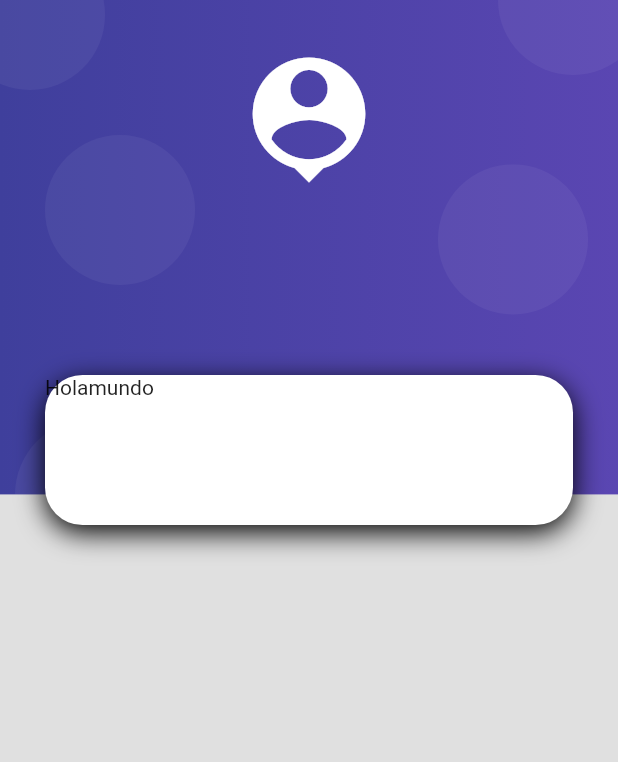
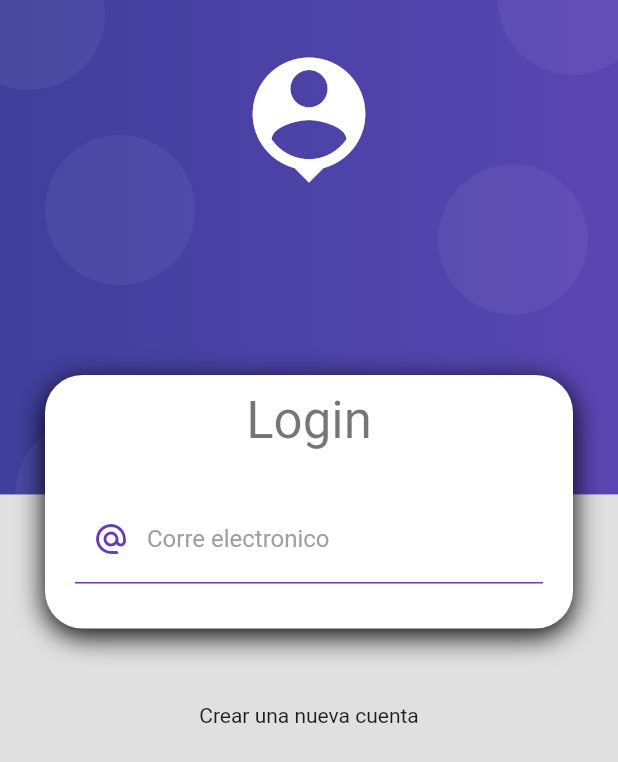
Before and after one commit to EmmanuelBazan/products_app, a Flutter app: the screen it shows after launch, on a phone screen of 412 x 824 dp. Shown: the top 762 px of the screen. Run offline on Flutter 3.47's test engine with Material 2 defaults, Android fonts, the phone set to English and light mode, and no system bars.

Commit message:
Add email input

```diff
--- a/lib/screens/login.dart
+++ b/lib/screens/login.dart
@@ -9,15 +9,70 @@ class LoginScreen extends StatelessWidget {
 
   @override
   Widget build(BuildContext context) {
-    return const Scaffold(
+    return Scaffold(
         body: LoginBackground(
             child: SingleChildScrollView(
       child: Column(children: [
-        SizedBox(
+        const SizedBox(
           height: 250,
         ),
-        CardContainer(child: Text('Holamundo'))
+        CardContainer(
+            child: Column(
+          children: [
+            const SizedBox(
+              height: 10,
+            ),
+            Text('Login', style: Theme.of(context).textTheme.headlineMedium),
+            const SizedBox(
+              height: 30,
+            ),
+            const _LoginForm(),
+            const SizedBox(
+              height: 30,
+            )
+          ],
+        )),
+        const SizedBox(
+          height: 50,
+        ),
+        const Text('Crear una nueva cuenta'),
       ]),
     )));
   }
 }
+
+class _LoginForm extends StatelessWidget {
+  const _LoginForm({super.key});
+
+  @override
+  Widget build(BuildContext context) {
+    return Container(
+      child: Form(
+          child: Column(
+        children: [
+          TextFormField(
+            autocorrect: false,
+            keyboardType: TextInputType.emailAddress,
+            decoration: const InputDecoration(
+                enabledBorder: UnderlineInputBorder(
+                    borderSide: BorderSide(
+                  color: Colors.deepPurple,
+                )),
+                focusedBorder: UnderlineInputBorder(
+                    borderSide: BorderSide(
+                  color: Colors.deepPurple,
+                  width: 2,
+                )),
+                hintText: 'john.doe@gmail.com',
+                labelText: 'Corre electronico',
+                labelStyle: TextStyle(color: Colors.grey),
+                prefixIcon: Icon(
+                  Icons.alternate_email_rounded,
+                  color: Colors.deepPurple,
+                )),
+          ),
+        ],
+      )),
+    );
+  }
+}
--- a/lib/widgets/login/card_container.dart
+++ b/lib/widgets/login/card_container.dart
@@ -9,8 +9,9 @@ class CardContainer extends StatelessWidget {
   Widget build(BuildContext context) {
     return Container(
       width: double.infinity,
-      height: 100,
+      // height: 100,
       margin: const EdgeInsets.symmetric(horizontal: 30),
+      padding: const EdgeInsets.symmetric(horizontal: 20),
       decoration: _cardDecoration(),
       child: child,
     );
```
